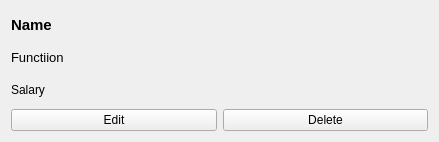
Before: the Qt Designer form CompanyEditor/employeewidget.ui in imitatehappiness/QtCompanyEditor, drawn with Qt 5.
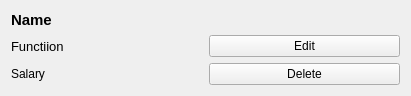
After: the same form once the commit is applied.

```diff
--- a/CompanyEditor/employeewidget.ui
+++ b/CompanyEditor/employeewidget.ui
@@ -6,30 +6,28 @@
    <rect>
     <x>0</x>
     <y>0</y>
-    <width>439</width>
-    <height>142</height>
+    <width>411</width>
+    <height>92</height>
    </rect>
   </property>
+  <property name="maximumSize">
+   <size>
+    <width>16777215</width>
+    <height>16777215</height>
+   </size>
+  </property>
+  <property name="sizeIncrement">
+   <size>
+    <width>400</width>
+    <height>100</height>
+   </size>
+  </property>
   <property name="windowTitle">
    <string>Form</string>
   </property>
   <layout class="QGridLayout" name="gridLayout_2">
    <item row="0" column="0">
     <layout class="QGridLayout" name="gridLayout">
-     <item row="4" column="0">
-      <widget class="QPushButton" name="pB_edit">
-       <property name="text">
-        <string>Edit</string>
-       </property>
-      </widget>
-     </item>
-     <item row="4" column="1">
-      <widget class="QPushButton" name="pB_delete">
-       <property name="text">
-        <string>Delete</string>
-       </property>
-      </widget>
-     </item>
      <item row="0" column="0" colspan="2">
       <widget class="QLabel" name="l_name">
        <property name="styleSheet">
@@ -43,7 +41,28 @@
        </property>
       </widget>
      </item>
-     <item row="2" column="0" colspan="2">
+     <item row="3" column="1">
+      <widget class="QPushButton" name="pB_edit">
+       <property name="text">
+        <string>Edit</string>
+       </property>
+      </widget>
+     </item>
+     <item row="4" column="1">
+      <widget class="QPushButton" name="pB_delete">
+       <property name="text">
+        <string>Delete</string>
+       </property>
+      </widget>
+     </item>
+     <item row="4" column="0">
+      <widget class="QLabel" name="l_salary">
+       <property name="text">
+        <string>Salary</string>
+       </property>
+      </widget>
+     </item>
+     <item row="3" column="0">
       <widget class="QLabel" name="l_function">
        <property name="styleSheet">
         <string notr="true">QLabel{
@@ -55,13 +74,6 @@
        </property>
       </widget>
      </item>
-     <item row="3" column="0" colspan="2">
-      <widget class="QLabel" name="l_salary">
-       <property name="text">
-        <string>Salary</string>
-       </property>
-      </widget>
-     </item>
     </layout>
    </item>
   </layout>
```
